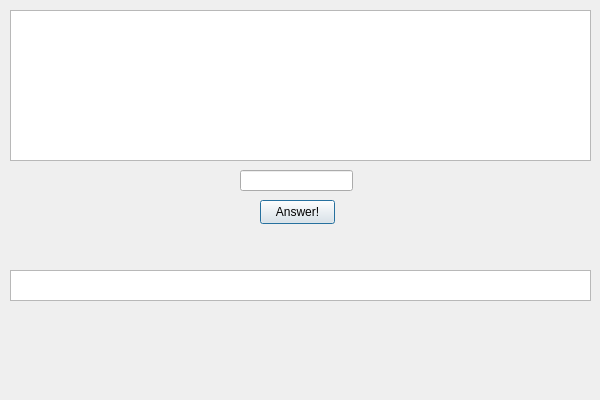
stefandananau/Triviador, file Triviador/TriviadorGUI/numericAnswerDialog.ui: the form before one commit.
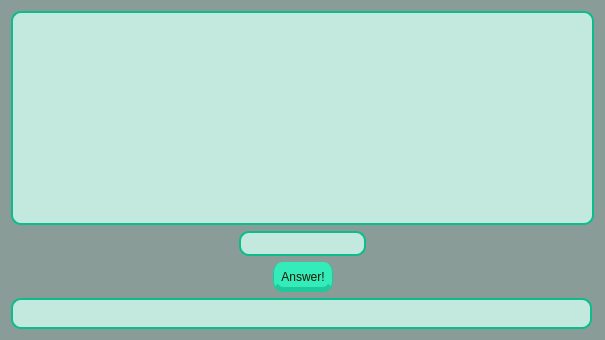
The form after the commit.

Diff of the .ui file:
```diff
--- a/Triviador/TriviadorGUI/numericAnswerDialog.ui
+++ b/Triviador/TriviadorGUI/numericAnswerDialog.ui
@@ -9,59 +9,186 @@
    <rect>
     <x>0</x>
     <y>0</y>
-    <width>600</width>
-    <height>400</height>
+    <width>605</width>
+    <height>340</height>
    </rect>
   </property>
   <property name="windowTitle">
    <string>numericAnswerDialog</string>
   </property>
+  <property name="styleSheet">
+   <string notr="true">background-color: rgb(138, 156, 151);</string>
+  </property>
   <property name="modal">
    <bool>true</bool>
   </property>
-  <widget class="QTextEdit" name="question">
-   <property name="geometry">
-    <rect>
-     <x>10</x>
-     <y>10</y>
-     <width>581</width>
-     <height>151</height>
-    </rect>
-   </property>
-  </widget>
-  <widget class="QLineEdit" name="answer">
-   <property name="geometry">
-    <rect>
-     <x>240</x>
-     <y>170</y>
-     <width>113</width>
-     <height>21</height>
-    </rect>
-   </property>
-  </widget>
-  <widget class="QPushButton" name="answerButton">
-   <property name="geometry">
-    <rect>
-     <x>260</x>
-     <y>200</y>
-     <width>75</width>
-     <height>24</height>
-    </rect>
-   </property>
-   <property name="text">
-    <string>Answer!</string>
-   </property>
-  </widget>
-  <widget class="QTextEdit" name="actionResponse">
-   <property name="geometry">
-    <rect>
-     <x>10</x>
-     <y>270</y>
-     <width>581</width>
-     <height>31</height>
-    </rect>
-   </property>
-  </widget>
+  <layout class="QVBoxLayout" name="verticalLayout_4">
+   <item>
+    <layout class="QVBoxLayout" name="verticalLayout_3">
+     <item>
+      <widget class="QTextEdit" name="question">
+       <property name="styleSheet">
+        <string notr="true">	border: none;
+	padding-top: 5px;
+	color: rgb();
+	border-radius:10px;
+	border-top:2px solid rgb(11, 189, 140);
+	border-left:  2px solid rgb(11, 189, 140);
+	border-right: 2px solid rgb(11, 189, 140);
+	border-bottom: 2px solid rgb(11, 189, 140);
+background-color: rgb(195, 232, 222);</string>
+       </property>
+      </widget>
+     </item>
+     <item>
+      <layout class="QVBoxLayout" name="verticalLayout_2">
+       <item>
+        <layout class="QHBoxLayout" name="horizontalLayout_2">
+         <item>
+          <spacer name="horizontalSpacer_3">
+           <property name="orientation">
+            <enum>Qt::Horizontal</enum>
+           </property>
+           <property name="sizeHint" stdset="0">
+            <size>
+             <width>228</width>
+             <height>20</height>
+            </size>
+           </property>
+          </spacer>
+         </item>
+         <item>
+          <layout class="QVBoxLayout" name="verticalLayout">
+           <item>
+            <widget class="QLineEdit" name="answer">
+             <property name="styleSheet">
+              <string notr="true">	border: none;
+	padding-top: 5px;
+	color: rgb();
+	border-radius:10px;
+	border-top:2px solid rgb(11, 189, 140);
+	border-left:  2px solid rgb(11, 189, 140);
+	border-right: 2px solid rgb(11, 189, 140);
+	border-bottom: 2px solid rgb(11, 189, 140);
+background-color: rgb(195, 232, 222);</string>
+             </property>
+            </widget>
+           </item>
+           <item>
+            <layout class="QHBoxLayout" name="horizontalLayout">
+             <item>
+              <spacer name="horizontalSpacer">
+               <property name="orientation">
+                <enum>Qt::Horizontal</enum>
+               </property>
+               <property name="sizeHint" stdset="0">
+                <size>
+                 <width>17</width>
+                 <height>20</height>
+                </size>
+               </property>
+              </spacer>
+             </item>
+             <item>
+              <widget class="QPushButton" name="answerButton">
+               <property name="minimumSize">
+                <size>
+                 <width>60</width>
+                 <height>30</height>
+                </size>
+               </property>
+               <property name="styleSheet">
+                <string notr="true">QPushButton{
+	background-color: rgb(52, 235, 186);
+	border: none;
+	padding-top: 5px;
+	color: rgb(31, 22, 1);
+	border-radius:10px;
+	border-left:  1px solid rgb(30, 201, 156);
+	border-right: 1px solid rgb(30, 201, 156);
+	border-bottom: 5px solid rgb(30, 201, 156);
+	font: bold large &quot;Monospace&quot;;
+	
+
+}
+QPushButton:hover {
+	background-color: rgb(30, 201, 156);
+	border-left:  1px solid rgb(91, 179, 155);
+	border-right: 1px solid rgb(91, 179, 155);
+	border-bottom: 5px solid rgb(91, 179, 155);
+}
+QPushButton:pressed {
+	background-color: rgb(11, 189, 140);
+	border-left:  1px solid rgb(3, 128, 93);
+	border-right: 1px solid rgb(3, 128, 93);
+	border-top: 5px solid rgb(3, 128, 93);
+	padding-top: -5px;
+	border-bottom: none;
+}</string>
+               </property>
+               <property name="text">
+                <string>Answer!</string>
+               </property>
+              </widget>
+             </item>
+             <item>
+              <spacer name="horizontalSpacer_2">
+               <property name="orientation">
+                <enum>Qt::Horizontal</enum>
+               </property>
+               <property name="sizeHint" stdset="0">
+                <size>
+                 <width>17</width>
+                 <height>20</height>
+                </size>
+               </property>
+              </spacer>
+             </item>
+            </layout>
+           </item>
+          </layout>
+         </item>
+         <item>
+          <spacer name="horizontalSpacer_4">
+           <property name="orientation">
+            <enum>Qt::Horizontal</enum>
+           </property>
+           <property name="sizeHint" stdset="0">
+            <size>
+             <width>228</width>
+             <height>20</height>
+            </size>
+           </property>
+          </spacer>
+         </item>
+        </layout>
+       </item>
+       <item>
+        <widget class="QTextEdit" name="actionResponse">
+         <property name="maximumSize">
+          <size>
+           <width>581</width>
+           <height>31</height>
+          </size>
+         </property>
+         <property name="styleSheet">
+          <string notr="true">	border: none;
+	padding-top: 5px;
+	color: rgb();
+	border-radius:10px;
+	border-top:2px solid rgb(11, 189, 140);
+	border-left:  2px solid rgb(11, 189, 140);
+	border-right: 2px solid rgb(11, 189, 140);
+	border-bottom: 2px solid rgb(11, 189, 140);
+background-color: rgb(195, 232, 222);</string>
+         </property>
+        </widget>
+       </item>
+      </layout>
+     </item>
+    </layout>
+   </item>
+  </layout>
  </widget>
  <layoutdefault spacing="6" margin="11"/>
  <resources/>
```
